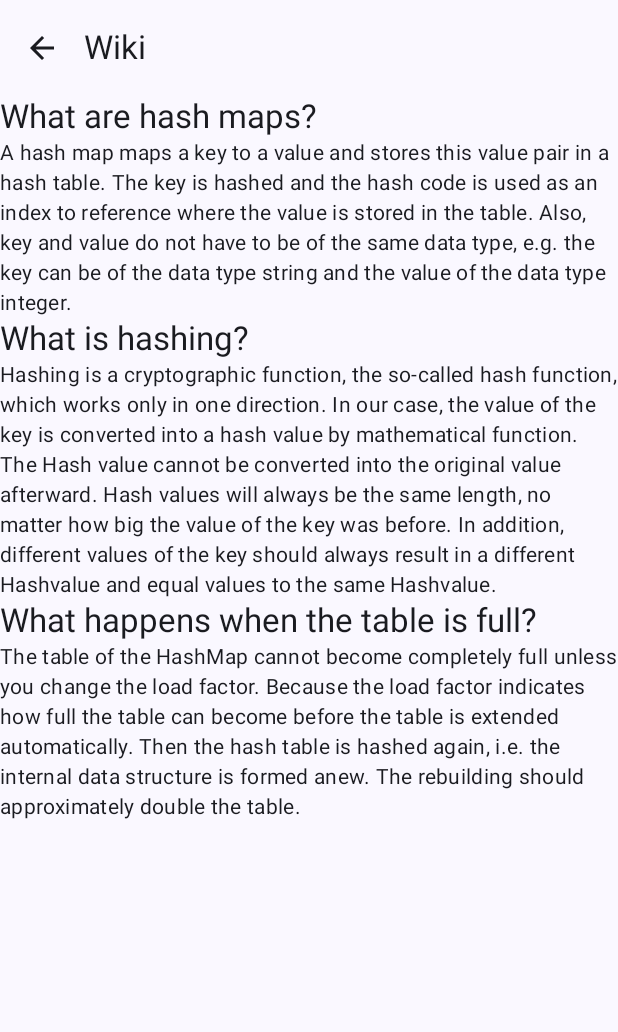
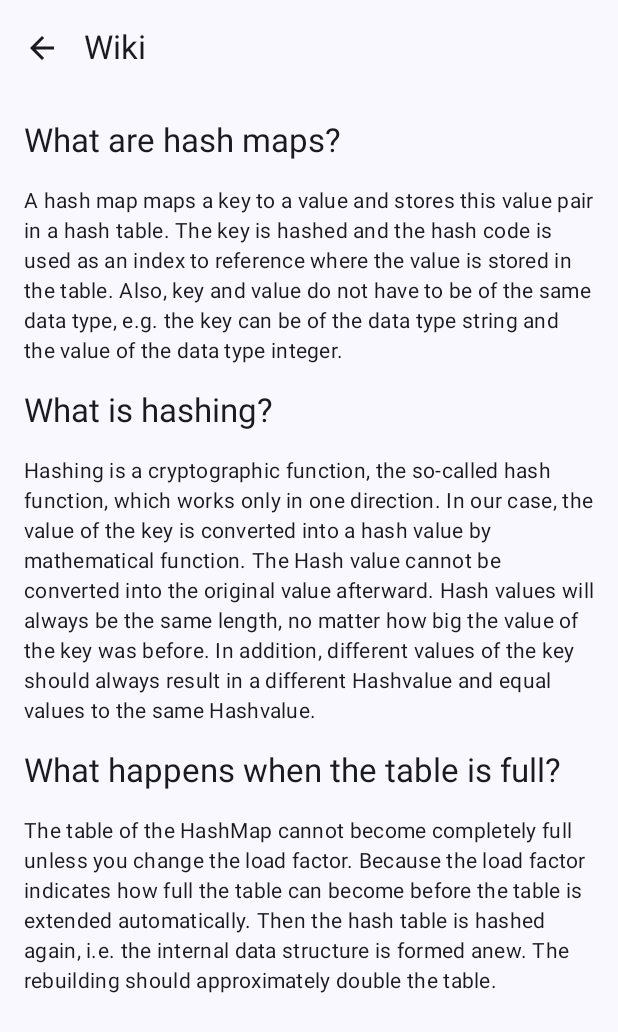
Before and after one commit to exploids/hashmapz, an Android app built with Jetpack Compose: the @Preview function DefaultPreview3, on a phone screen of 412 x 824 dp. Shown: the top 1032 px of the screen. Run offline under Robolectric (Android 15) with nearby library versions, the phone set to English and light mode, and no system bars.

Commit message:
Update WikiActivity.kt

```diff
--- a/app/src/main/java/com/exploids/hashmapz/WikiActivity.kt
+++ b/app/src/main/java/com/exploids/hashmapz/WikiActivity.kt
@@ -9,6 +9,7 @@ import androidx.compose.material3.Text
 import androidx.compose.runtime.Composable
 import androidx.compose.ui.Modifier
 import androidx.compose.ui.tooling.preview.Preview
+import androidx.compose.ui.unit.dp
 import androidx.navigation.NavController
 import androidx.navigation.compose.rememberNavController
 import com.exploids.hashmapz.ui.components.NestedScaffold
@@ -18,7 +19,8 @@ import com.exploids.hashmapz.ui.theme.HashmapzTheme
 @Composable
 fun Wiki(navController: NavController) {
     NestedScaffold(navController = navController, title = "Wiki") {
-        Column(modifier = Modifier.padding(it)
+        Column(modifier = Modifier.padding(it).padding(16.dp),
+            verticalArrangement = Arrangement.spacedBy(16.dp)
         ) {
             Text(text = "What are hash maps?", style = MaterialTheme.typography.titleLarge)
             Text(text = "A hash map maps a key to a value and stores this value pair in a hash table. The key is hashed and the hash code is used as an index to reference where the value is stored in the table. Also, key and value do not have to be of the same data type, e.g. the key can be of the data type string and the value of the data type integer.",
```
